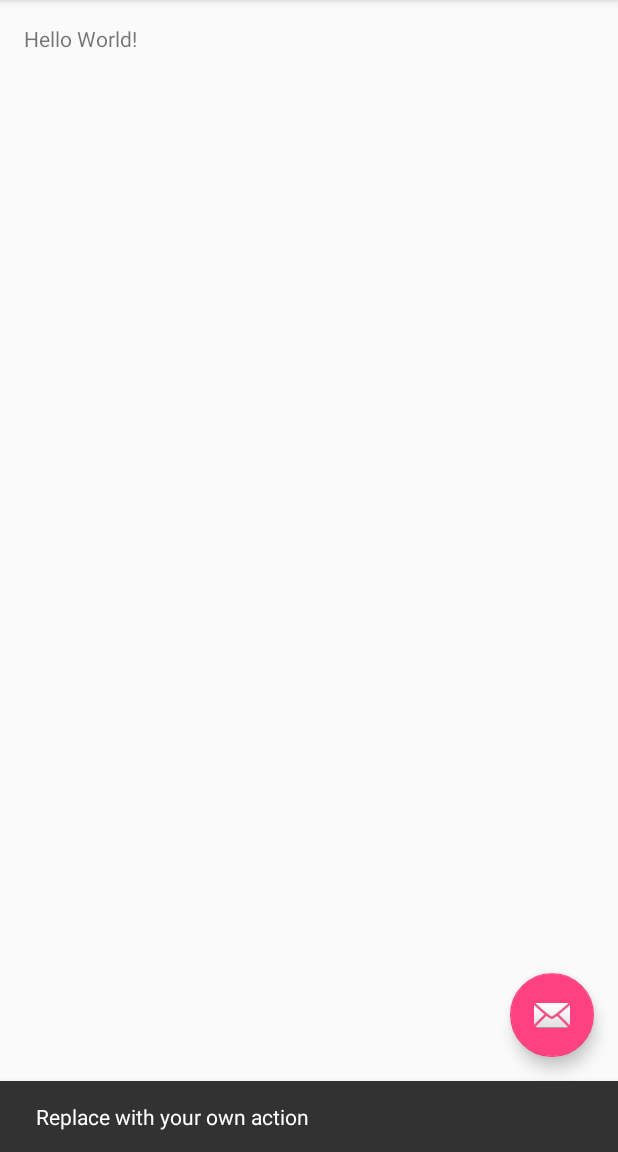
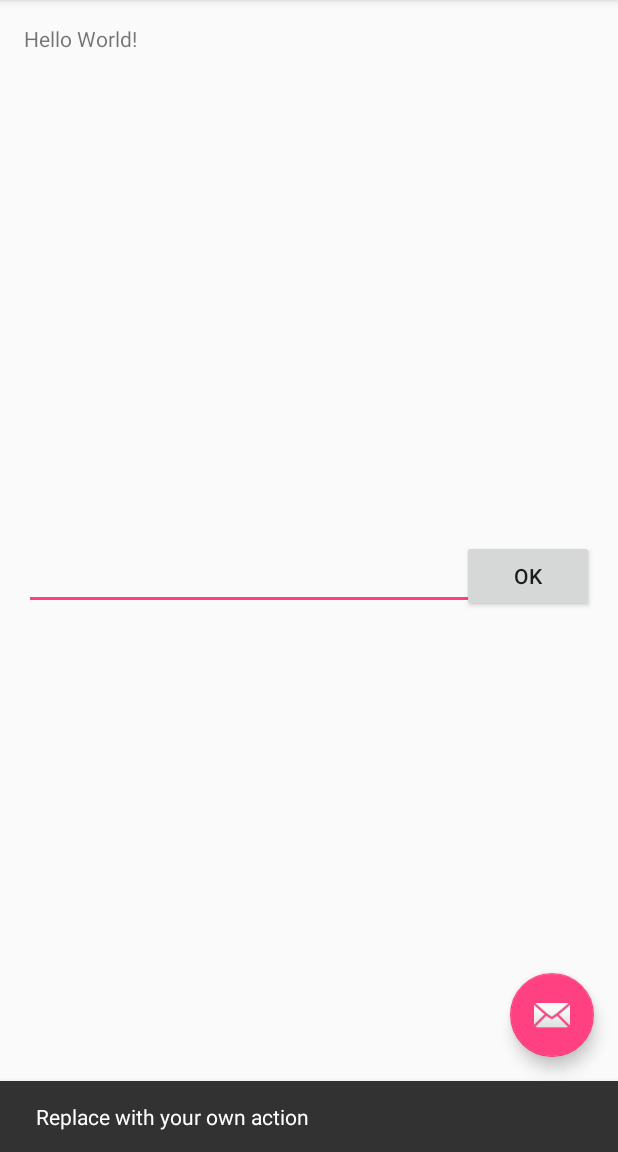
Before and after one commit to yutamaro0405/OsuDevelopers, an Android app: the screen it shows after launch (MainActivity), after a tap on an icon or button, on a phone screen of 412 x 824 dp, the part 84-1236 px from its top. Run offline under Robolectric (Android 15) with nearby library versions, the phone set to English and light mode, and no system bars.

Commit message:
テキストボックスとボタンを追加してボタンを押したらテキストボックスの内容がToastされる

```diff
--- a/SeatAllocation/app/src/main/java/com/osudevelopers/seatallocation/MainActivity.java
+++ b/SeatAllocation/app/src/main/java/com/osudevelopers/seatallocation/MainActivity.java
@@ -5,12 +5,16 @@ import android.support.design.widget.FloatingActionButton;
 import android.support.design.widget.Snackbar;
 import android.support.v7.app.AppCompatActivity;
 import android.support.v7.widget.Toolbar;
-import android.view.View;
 import android.view.Menu;
 import android.view.MenuItem;
+import android.view.View;
+import android.widget.EditText;
+import android.widget.Toast;
 
 public class MainActivity extends AppCompatActivity {
 
+
+    EditText edit;
     @Override
     protected void onCreate(Bundle savedInstanceState) {
         super.onCreate(savedInstanceState);
@@ -26,6 +30,8 @@ public class MainActivity extends AppCompatActivity {
                         .setAction("Action", null).show();
             }
         });
+
+        edit = (EditText) findViewById(R.id.edittext);
     }
 
     @Override
@@ -49,4 +55,11 @@ public class MainActivity extends AppCompatActivity {
 
         return super.onOptionsItemSelected(item);
     }
+
+
+    public void textTest(View view){
+        Toast.makeText(MainActivity.this, edit.getText(), Toast.LENGTH_LONG).show();
+    }
+
+
 }
--- a/SeatAllocation/app/src/main/res/layout/content_main.xml
+++ b/SeatAllocation/app/src/main/res/layout/content_main.xml
@@ -16,4 +16,16 @@
         android:layout_width="wrap_content"
         android:layout_height="wrap_content"
         android:text="Hello World!" />
+
+    <EditText android:id="@+id/edittext"
+        android:layout_width="fill_parent"
+        android:layout_height="wrap_content"
+        android:layout_centerInParent="true"/>
+    <Button
+        android:layout_width="wrap_content"
+        android:layout_height="wrap_content"
+        android:text="OK"
+        android:onClick="textTest"
+        android:layout_centerInParent="true"
+        android:layout_alignParentRight="true"/>
 </RelativeLayout>
```
